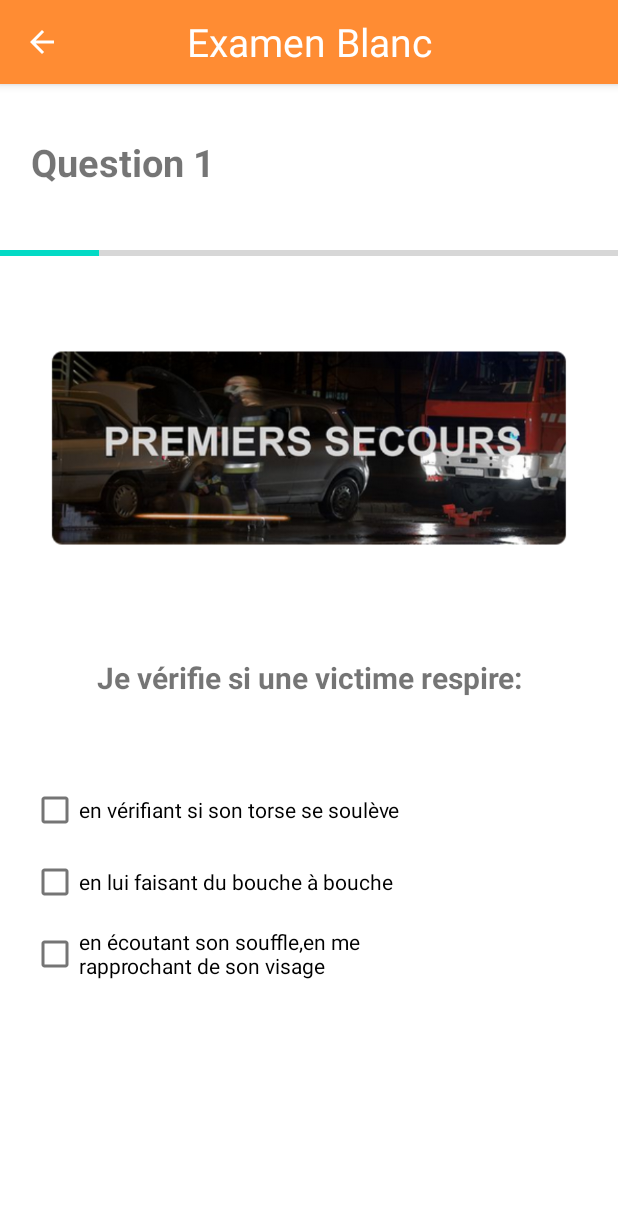
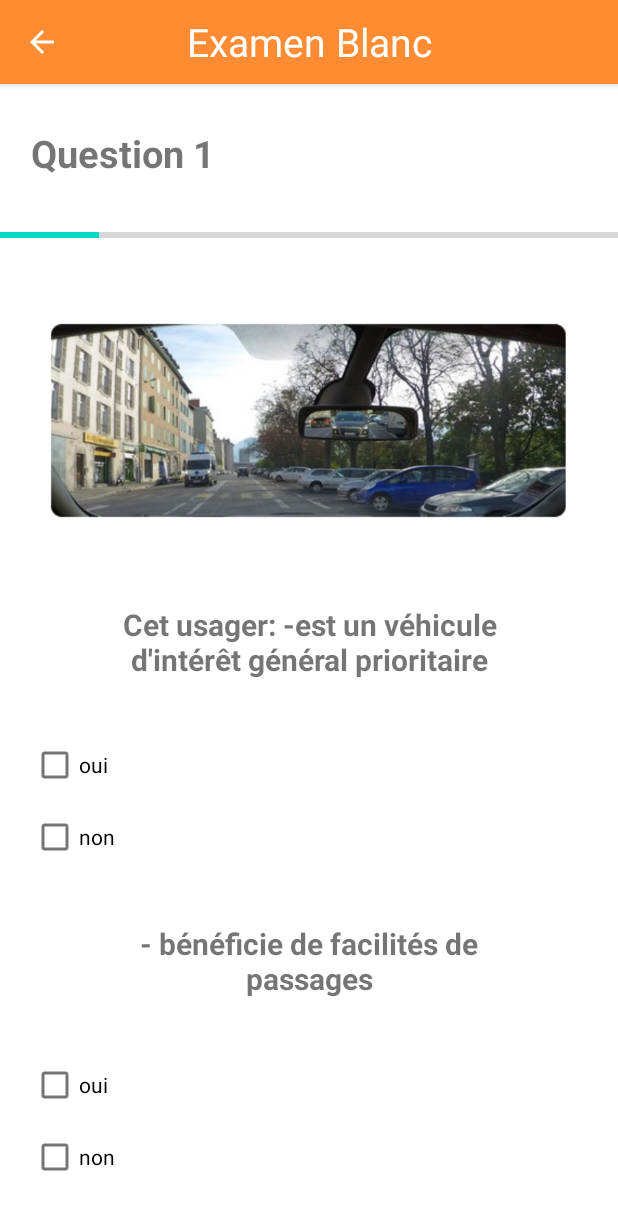
Before and after one commit to Sharan1E/Code_De_La_Route, an Android app: the mainQuestionnaireActivity screen opened directly, with no data from a screen before it, on a phone screen of 412 x 824 dp. Shown: the top 1210 px of the screen. Run offline under Robolectric (Android 15) with nearby library versions, the phone set to English and light mode, and no system bars.

Commit message:
appli fonctionnel + ajout random question , manque ajout de toutes les question -Sharan

```diff
--- a/app/src/main/java/com/example/code_de_la_route/Question_element.java
+++ b/app/src/main/java/com/example/code_de_la_route/Question_element.java
@@ -9,7 +9,7 @@ public class Question_element {
     private  boolean answer_5;
     private  boolean answer_6;
     private String questionimage;
-    private String questionnumber;
+
     private String questiontitle1;
     private String questiontitle2;
     private String answer1;
@@ -21,7 +21,6 @@ public class Question_element {
 
     public Question_element()
     {
-        this.questionnumber = null;
         this.questiontitle1 = null;
         this.questionimage =null;
 
@@ -44,12 +43,11 @@ public class Question_element {
         answer_6 = false;
     }
 
-    public Question_element(String questionnumber,String questionimage, String questiontitle1, String answer1,
+    public Question_element(String questionimage, String questiontitle1, String answer1,
                             boolean answer_1, String answer2, boolean answer_2,
                             String answer3, boolean answer_3, String answer4, boolean answer_4)
     {
         this();
-        this.questionnumber = questionnumber;
         this.questiontitle1 = questiontitle1;
         this.questionimage = questionimage;
 
@@ -65,12 +63,11 @@ public class Question_element {
 
     }
 
-    public Question_element(String questionnumber,String questionimage,String questiontitle1,String answer1,
+    public Question_element(String questionimage,String questiontitle1,String answer1,
                             boolean answer_1,String answer2,boolean answer_2,String questiontitle2,
                             String answer5,boolean answer_5, String answer6,boolean answer_6) {
 
         this();
-        this.questionnumber = questionnumber;
         this.questiontitle1 = questiontitle1;
         this.questiontitle2 = questiontitle2;
         this.questionimage = questionimage;
@@ -88,12 +85,11 @@ public class Question_element {
         this.answer_6 = answer_6;
     }
 
-    public Question_element(String questionnumber,String questionimage, String questiontitle1, String answer1,
+    public Question_element(String questionimage, String questiontitle1, String answer1,
                             boolean answer_1, String answer2, boolean answer_2,
                             String answer3, boolean answer_3)
     {
         this();
-        this.questionnumber = questionnumber;
         this.questiontitle1 = questiontitle1;
         this.questionimage = questionimage;
 
@@ -106,11 +102,10 @@ public class Question_element {
         this.answer_3 = answer_3;
     }
 
-    public Question_element(String questionnumber,String questionimage, String questiontitle1, String answer1,
+    public Question_element(String questionimage, String questiontitle1, String answer1,
                             boolean answer_1, String answer2, boolean answer_2)
     {
         this();
-        this.questionnumber = questionnumber;
         this.questiontitle1 = questiontitle1;
         this.questionimage = questionimage;
 
@@ -120,9 +115,6 @@ public class Question_element {
         this.answer_1 = answer_1;
         this.answer_2 = answer_2;
     }
-
-    public String getQuestionNumber(){return questionnumber;}
-    public void setQuestionNumber(String questionnumber){this.questionnumber = questionnumber;}
 
     public String getQuestionTitle1(){return questiontitle1;}
     public void setQuestionTitle(String questiontitle1){this.questiontitle1 = questiontitle1;}
--- a/app/src/main/java/com/example/code_de_la_route/Theme_Choice_Activity.java
+++ b/app/src/main/java/com/example/code_de_la_route/Theme_Choice_Activity.java
@@ -8,7 +8,6 @@ import android.graphics.drawable.ColorDrawable;
 import android.os.Bundle;
 import android.view.MenuItem;
 import android.widget.ListView;
-import android.widget.Toast;
 import java.util.ArrayList;
 import java.util.List;
 import java.util.Objects;
--- a/app/src/main/java/com/example/code_de_la_route/mainQuestionnaireActivity.java
+++ b/app/src/main/java/com/example/code_de_la_route/mainQuestionnaireActivity.java
@@ -9,7 +9,6 @@ import android.graphics.drawable.ColorDrawable;
 import android.os.Bundle;
 
 import android.content.Intent;
-import android.util.Log;
 import android.view.MenuItem;
 import android.view.View;
 import android.view.animation.DecelerateInterpolator;
@@ -23,6 +22,7 @@ import java.util.ArrayList;
 import java.util.Arrays;
 import java.util.List;
 import java.util.Objects;
+import java.util.Random;
 
 
 public class mainQuestionnaireActivity extends AppCompatActivity {
@@ -68,10 +68,10 @@ public class mainQuestionnaireActivity extends AppCompatActivity {
 
        // if(themechoisi.equals("Thème n°1:"))
         //{
-            Question_element question1_theme1 = new Question_element("Question 1", "question1_theme1","Je vérifie si une victime respire:", "en vérifiant si son torse se soulève",true,"en lui faisant du bouche à bouche",false,"en écoutant son souffle,en me rapprochant de son visage",true);
-            Question_element question2_theme1 = new Question_element("Question 2","question2_theme1","A chaque nouveau départ je vérifie:", "qu'il n'y a pas de trace d'huile sous le véhicule",true,"le réglage des suspensions",false,"la propreté des plaques et des feux", true,"qu'aucun pneu n'est dégonflé",true);
-            Question_element question3_theme1 = new Question_element("Question 3","question3_theme1","Cet usager: -est un véhicule d'intérêt général prioritaire","oui",false,"non",true,"- bénéficie de facilités de passages","oui",true,"non",false);
-            Question_element question4_theme1=  new Question_element("Question 4","question4_theme1","L'intervalle de sécurité après le véhicule qui nous précède est:","suffisant",true,"faible",false);
+            Question_element question1_theme1 = new Question_element("question1_theme1","Je vérifie si une victime respire:", "en vérifiant si son torse se soulève",true,"en lui faisant du bouche à bouche",false,"en écoutant son souffle,en me rapprochant de son visage",true);
+            Question_element question2_theme1 = new Question_element("question2_theme1","A chaque nouveau départ je vérifie:", "qu'il n'y a pas de trace d'huile sous le véhicule",true,"le réglage des suspensions",false,"la propreté des plaques et des feux", true,"qu'aucun pneu n'est dégonflé",true);
+            Question_element question3_theme1 = new Question_element("question3_theme1","Cet usager: -est un véhicule d'intérêt général prioritaire","oui",false,"non",true,"- bénéficie de facilités de passages","oui",true,"non",false);
+            Question_element question4_theme1=  new Question_element("question4_theme1","L'intervalle de sécurité après le véhicule qui nous précède est:","suffisant",true,"faible",false);
 
             quizz_theme.add(question1_theme1);
             quizz_theme.add(question2_theme1);
@@ -79,8 +79,24 @@ public class mainQuestionnaireActivity extends AppCompatActivity {
             quizz_theme.add(question4_theme1);
 
         //}
+        ShuffleQuizzQuestion(quizz_theme);
         DisplayQuestion();
 
+    }
+
+    public void ShuffleQuizzQuestion(List<Question_element> quizz)
+    {
+        Random r = new Random();
+        for (int i = quizz.size()-1; i >0 ; i--) {
+
+            // Pick a random index from 0 to i
+            int j = r.nextInt(i);
+
+            // Swap arr[i] with the element at random index
+            Question_element savequestion = quizz.get(i);
+            quizz.set(i, quizz.get(j));
+            quizz.set(j,savequestion);
+        }
     }
 
     public void DisplayQuestion()
@@ -106,7 +122,9 @@ public class mainQuestionnaireActivity extends AppCompatActivity {
             questionImage.setImageResource(imageId);
 
             questionTitle1.setText(quizz_theme.get(questionactuelle).getQuestionTitle1());
-            questionNumber.setText(quizz_theme.get(questionactuelle).getQuestionNumber());
+            int numero = questionactuelle+1;
+            String QuestionNumber = "Question "+numero;
+            questionNumber.setText(QuestionNumber);
             reponse1.setText(quizz_theme.get(questionactuelle).getAnswer1());
             reponse2.setText(quizz_theme.get(questionactuelle).getAnswer2());
 
@@ -174,7 +192,6 @@ public class mainQuestionnaireActivity extends AppCompatActivity {
             if(Arrays.equals(uservalues, answervalues))
             {
                 GoodAnswer++;
-                Log.d("goooooood","plus1111111111111111111");
             }
             questionactuelle++;
 
@@ -182,7 +199,6 @@ public class mainQuestionnaireActivity extends AppCompatActivity {
             {
 
                 DisplayQuestion();
-                Log.d("IFIFIFIFIFIFIFIFI","okokokokokokokokok");
                 for (CheckBox checkBox : checkBoxes) {
                     if (checkBox.isChecked()) {
                         checkBox.setChecked(false);
@@ -192,7 +208,6 @@ public class mainQuestionnaireActivity extends AppCompatActivity {
             }
             else
                 {
-                    Log.d("ELSEELSELESLELELELE","okokokokokokokokok");
                     Intent intent = new Intent(mainQuestionnaireActivity.this, reponse1Activity.class);
                     intent.putExtra(numberofcorrectanswer, String.valueOf(GoodAnswer));
                     intent.putExtra(numberofanswer,String.valueOf(quizz_theme.size()));
--- a/app/src/main/java/com/example/code_de_la_route/reponse1Activity.java
+++ b/app/src/main/java/com/example/code_de_la_route/reponse1Activity.java
@@ -5,7 +5,6 @@ import androidx.appcompat.app.AppCompatActivity;
 import android.os.Bundle;
 
 import android.content.Intent;
-import android.util.Log;
 import android.view.View;
 import android.widget.Button;
 import android.widget.ImageView;
@@ -13,8 +12,6 @@ import android.widget.TextView;
 
 public class reponse1Activity extends AppCompatActivity {
 
-    //VILLE est la clé qui sert à récuperer la variable passée par l'autre activité
-    //il faut donc que le nom soit le meme que dans l'activite parente
     final String numberofcorrectanswer = "nombredebonnereponse";
     final String numberofanswer = "nombredereponse";
 
@@ -96,7 +93,6 @@ public class reponse1Activity extends AppCompatActivity {
 
         String score = ""+numberofincorrectanswer+" fautes sur "+allanswer;
 
-        //on écrit le résultat dans le textView de l'affichage de la réponse
         if(vueResultat != null){
             vueResultat.setText(score);
         }
```
